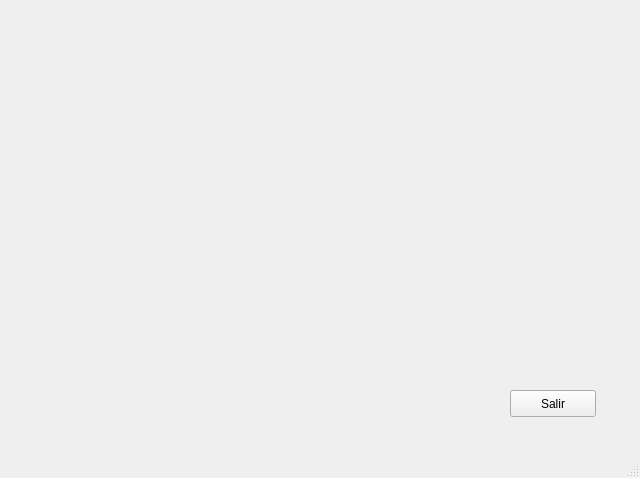
Qt form App Superior Core/UI_QT/principal.ui (Daniers/Superior-Core) before a commit.
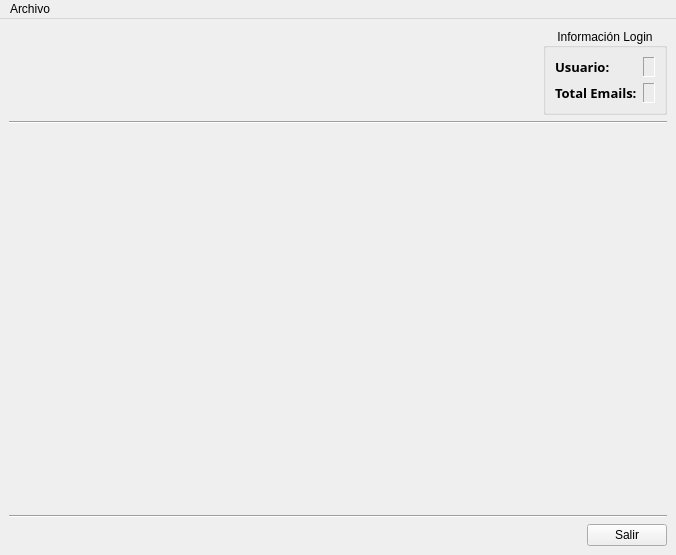
The same form after that commit.

Commit message: Aplicación que conecta con Gmail, mediante login en el navegador (fix #17)

What changed in the file:
```diff
--- a/App Superior Core/UI_QT/principal.ui
+++ b/App Superior Core/UI_QT/principal.ui
@@ -6,63 +6,218 @@
    <rect>
     <x>0</x>
     <y>0</y>
-    <width>640</width>
-    <height>478</height>
+    <width>676</width>
+    <height>555</height>
    </rect>
   </property>
   <property name="windowTitle">
    <string>SuperiorCore App</string>
   </property>
   <widget class="QWidget" name="centralwidget">
-   <widget class="QLabel" name="lb_usuario">
-    <property name="geometry">
-     <rect>
-      <x>60</x>
-      <y>80</y>
-      <width>471</width>
-      <height>101</height>
-     </rect>
-    </property>
-    <property name="font">
-     <font>
-      <family>Serif</family>
-      <pointsize>12</pointsize>
-      <weight>75</weight>
-      <bold>true</bold>
-     </font>
-    </property>
-    <property name="text">
-     <string/>
-    </property>
-    <property name="alignment">
-     <set>Qt::AlignCenter</set>
-    </property>
-   </widget>
-   <widget class="QPushButton" name="pushButton">
-    <property name="geometry">
-     <rect>
-      <x>510</x>
-      <y>390</y>
-      <width>86</width>
-      <height>27</height>
-     </rect>
-    </property>
-    <property name="text">
-     <string>Salir</string>
-    </property>
-   </widget>
+   <layout class="QVBoxLayout" name="verticalLayout">
+    <item>
+     <layout class="QHBoxLayout" name="horizontalLayout_3">
+      <item>
+       <spacer name="horizontalSpacer_2">
+        <property name="orientation">
+         <enum>Qt::Horizontal</enum>
+        </property>
+        <property name="sizeHint" stdset="0">
+         <size>
+          <width>40</width>
+          <height>20</height>
+         </size>
+        </property>
+       </spacer>
+      </item>
+      <item>
+       <widget class="QGroupBox" name="groupBox">
+        <property name="autoFillBackground">
+         <bool>false</bool>
+        </property>
+        <property name="title">
+         <string>Información Login</string>
+        </property>
+        <property name="alignment">
+         <set>Qt::AlignCenter</set>
+        </property>
+        <property name="flat">
+         <bool>false</bool>
+        </property>
+        <property name="checkable">
+         <bool>false</bool>
+        </property>
+        <layout class="QFormLayout" name="formLayout">
+         <property name="fieldGrowthPolicy">
+          <enum>QFormLayout::AllNonFixedFieldsGrow</enum>
+         </property>
+         <item row="0" column="0">
+          <widget class="QLabel" name="label">
+           <property name="font">
+            <font>
+             <family>Sans Serif</family>
+             <pointsize>10</pointsize>
+             <weight>75</weight>
+             <bold>true</bold>
+            </font>
+           </property>
+           <property name="frameShape">
+            <enum>QFrame::NoFrame</enum>
+           </property>
+           <property name="frameShadow">
+            <enum>QFrame::Raised</enum>
+           </property>
+           <property name="text">
+            <string>Usuario:</string>
+           </property>
+          </widget>
+         </item>
+         <item row="0" column="1">
+          <widget class="QLabel" name="lb_usuario">
+           <property name="font">
+            <font>
+             <family>Sans Serif</family>
+             <pointsize>10</pointsize>
+             <weight>75</weight>
+             <bold>true</bold>
+            </font>
+           </property>
+           <property name="frameShape">
+            <enum>QFrame::Panel</enum>
+           </property>
+           <property name="frameShadow">
+            <enum>QFrame::Sunken</enum>
+           </property>
+           <property name="text">
+            <string/>
+           </property>
+          </widget>
+         </item>
+         <item row="1" column="0">
+          <widget class="QLabel" name="label_3">
+           <property name="font">
+            <font>
+             <family>Sans Serif</family>
+             <pointsize>10</pointsize>
+             <weight>75</weight>
+             <bold>true</bold>
+            </font>
+           </property>
+           <property name="frameShape">
+            <enum>QFrame::NoFrame</enum>
+           </property>
+           <property name="frameShadow">
+            <enum>QFrame::Raised</enum>
+           </property>
+           <property name="text">
+            <string>Total Emails:</string>
+           </property>
+          </widget>
+         </item>
+         <item row="1" column="1">
+          <widget class="QLabel" name="lb_total">
+           <property name="font">
+            <font>
+             <family>Sans Serif</family>
+             <pointsize>10</pointsize>
+             <weight>75</weight>
+             <bold>true</bold>
+            </font>
+           </property>
+           <property name="frameShape">
+            <enum>QFrame::Panel</enum>
+           </property>
+           <property name="frameShadow">
+            <enum>QFrame::Sunken</enum>
+           </property>
+           <property name="text">
+            <string/>
+           </property>
+           <property name="margin">
+            <number>0</number>
+           </property>
+          </widget>
+         </item>
+        </layout>
+       </widget>
+      </item>
+     </layout>
+    </item>
+    <item>
+     <widget class="Line" name="line">
+      <property name="orientation">
+       <enum>Qt::Horizontal</enum>
+      </property>
+     </widget>
+    </item>
+    <item>
+     <spacer name="verticalSpacer">
+      <property name="orientation">
+       <enum>Qt::Vertical</enum>
+      </property>
+      <property name="sizeHint" stdset="0">
+       <size>
+        <width>20</width>
+        <height>40</height>
+       </size>
+      </property>
+     </spacer>
+    </item>
+    <item>
+     <widget class="Line" name="line_2">
+      <property name="orientation">
+       <enum>Qt::Horizontal</enum>
+      </property>
+     </widget>
+    </item>
+    <item>
+     <layout class="QHBoxLayout" name="horizontalLayout">
+      <item>
+       <spacer name="horizontalSpacer">
+        <property name="orientation">
+         <enum>Qt::Horizontal</enum>
+        </property>
+        <property name="sizeHint" stdset="0">
+         <size>
+          <width>40</width>
+          <height>20</height>
+         </size>
+        </property>
+       </spacer>
+      </item>
+      <item>
+       <widget class="QPushButton" name="pushButton">
+        <property name="text">
+         <string>Salir</string>
+        </property>
+       </widget>
+      </item>
+     </layout>
+    </item>
+   </layout>
   </widget>
   <widget class="QMenuBar" name="menubar">
    <property name="geometry">
     <rect>
      <x>0</x>
      <y>0</y>
-     <width>640</width>
+     <width>676</width>
      <height>21</height>
     </rect>
    </property>
+   <widget class="QMenu" name="menuArchivo">
+    <property name="title">
+     <string>Archivo</string>
+    </property>
+    <addaction name="actionSalir"/>
+   </widget>
+   <addaction name="menuArchivo"/>
   </widget>
-  <widget class="QStatusBar" name="statusbar"/>
+  <action name="actionSalir">
+   <property name="text">
+    <string>Salir</string>
+   </property>
+  </action>
  </widget>
  <resources/>
  <connections>
```
Left out of the diff: 4 changed lines with no effect on the pictures. The commit also changes 5 other files.
